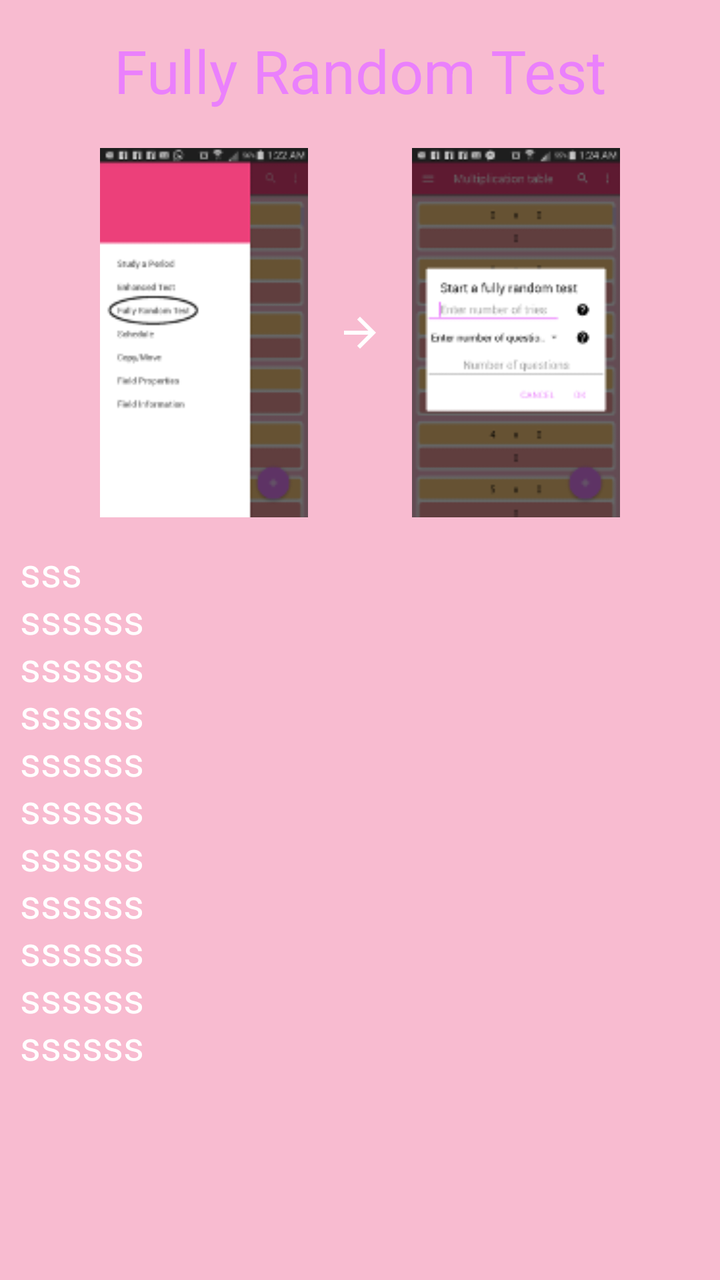
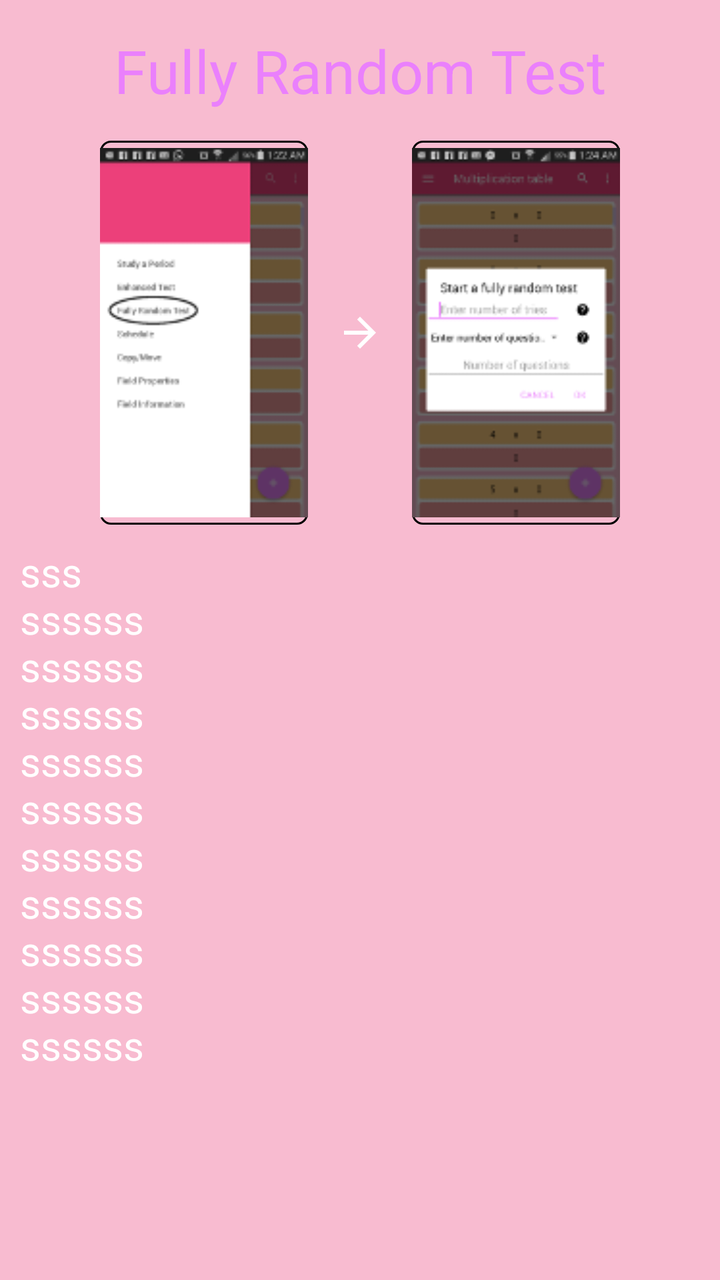

Compare the two renders of this Android layout. The source of the first and the diff that turns it into the second are given below.
<!-- AndroidManifest.xml: application theme MyMaterialTheme -->
<!-- res/layout/intro_fully_random_test.xml -->
<?xml version="1.0" encoding="utf-8"?>
<LinearLayout xmlns:android="http://schemas.android.com/apk/res/android"
    android:layout_width="match_parent" android:layout_height="match_parent"
    android:orientation="vertical">

    <TextView
        android:layout_width="wrap_content"
        android:layout_height="wrap_content"
        android:text="@string/fully_random_test"
        android:textSize="30sp"
        android:padding="5dp"
        android:layout_margin="10dp"
        android:id="@+id/textView"
        android:textColor="@color/colorAccent"
        android:layout_gravity="center"/>

    <LinearLayout
        android:layout_width="match_parent"
        android:layout_height="wrap_content">

        <ImageView
            android:layout_width="0dp"
            android:layout_height="wrap_content"
            android:layout_weight="1"
            android:src="@drawable/intro_fully_random_test"
            android:id="@+id/imageView2"
            android:layout_marginStart="50dp"
            />

       <ImageView
           android:layout_width="0dp"
           android:layout_height="wrap_content"
           android:layout_weight="0.5"
           android:layout_gravity="center"
           android:src="@drawable/intro_arrow"/>

        <ImageView
            android:layout_width="0dp"
            android:layout_height="wrap_content"
            android:layout_weight="1"
            android:src="@drawable/intro_fully_random_test_dialog"
            android:layout_marginEnd="50dp"
            />
    </LinearLayout>
    <EditText
        android:layout_width="match_parent"
        android:layout_height="280dp"
        android:textSize="20sp"
        android:textColor="@color/white_color"
        android:focusable="false"
        android:cursorVisible="false"
        android:background="@null"
        android:layout_margin="5dp"
        android:padding="5dp"
        android:text="sss\nssssss\nssssss\nssssss\nssssss\nssssss\nssssss\nssssss\nssssss\nssssss\nssssss\nssssss\nssssss\nssssss\nsss"/>

</LinearLayout>
<!-- resources referenced by this layout -->
<resources>
  <color name="colorAccent">#EA80FC</color>
  <color name="white_color">#FFFFFF</color>
  <!-- drawable intro_arrow: png bitmap (drawable-ar-hdpi, 148 bytes) -->
  <!-- drawable intro_fully_random_test: png bitmap (drawable, 7311 bytes) -->
  <!-- drawable intro_fully_random_test_dialog: png bitmap (drawable, 8728 bytes) -->
  <string name="fully_random_test">Fully Random Test</string>
  <style name="MyMaterialTheme" parent="MyMaterialTheme.Base">
  
      </style>
  <style name="MyMaterialTheme.Base" parent="Theme.AppCompat.Light.DarkActionBar">
          <item name="windowNoTitle">true</item>
          <item name="windowActionBar">false</item>
          <item name="colorPrimary">@color/colorPrimary</item>
          <item name="colorPrimaryDark">@color/colorPrimaryDark</item>
          <item name="colorAccent">@color/colorAccent</item>
          <item name="android:windowBackground">@color/windowBackground</item>
      </style>
  <color name="colorPrimary">#EC407A</color>
  <color name="colorPrimaryDark">#AD1457</color>
  <color name="windowBackground">#F8BBD0</color>
</resources>

<!-- the commit's change to res/layout/intro_fully_random_test.xml (unified diff, before → after) -->
@@ -25,6 +25,7 @@
             android:src="@drawable/intro_fully_random_test"
             android:id="@+id/imageView2"
             android:layout_marginStart="50dp"
+            android:background="@drawable/text_bordered"
             />
 
        <ImageView
@@ -40,6 +41,7 @@
             android:layout_weight="1"
             android:src="@drawable/intro_fully_random_test_dialog"
             android:layout_marginEnd="50dp"
+            android:background="@drawable/text_bordered"
             />
     </LinearLayout>
     <EditText
<!-- resource entries referenced after the edit -->
@@ -5,6 +5,19 @@
   <!-- drawable intro_arrow: png bitmap (drawable-ar-hdpi, 148 bytes) -->
   <!-- drawable intro_fully_random_test: png bitmap (drawable, 7311 bytes) -->
   <!-- drawable intro_fully_random_test_dialog: png bitmap (drawable, 8728 bytes) -->
+  <!-- drawable text_bordered (drawable) -->
+  <shape xmlns:android="http://schemas.android.com/apk/res/android"
+      android:thickness="5dp"
+      android:shape="rectangle">
+      <stroke android:width="1dp"
+          android:color="@android:color/black"/>
+      <corners android:radius="5dp" />
+      <gradient
+          android:startColor="@android:color/transparent"
+          android:endColor="@android:color/transparent"
+          android:type="linear"
+          android:angle="270"/>
+  </shape>
   <string name="fully_random_test">Fully Random Test</string>
   <style name="MyMaterialTheme" parent="MyMaterialTheme.Base">
   
